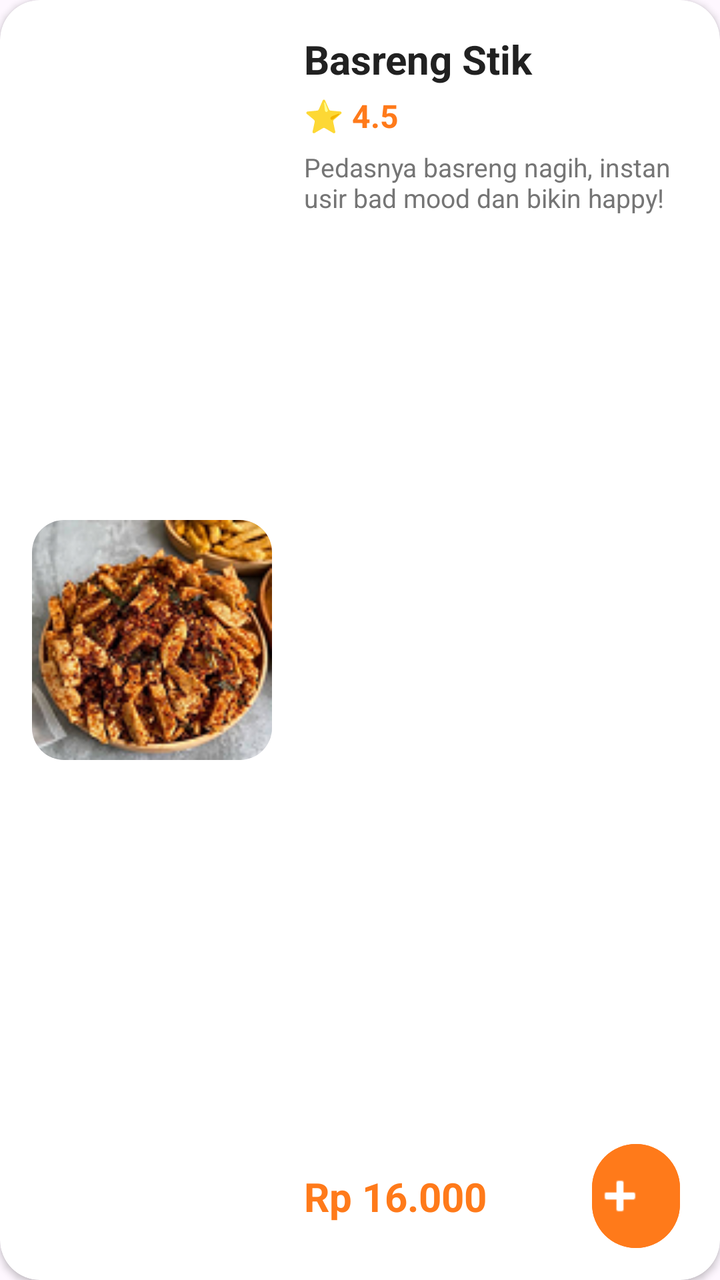
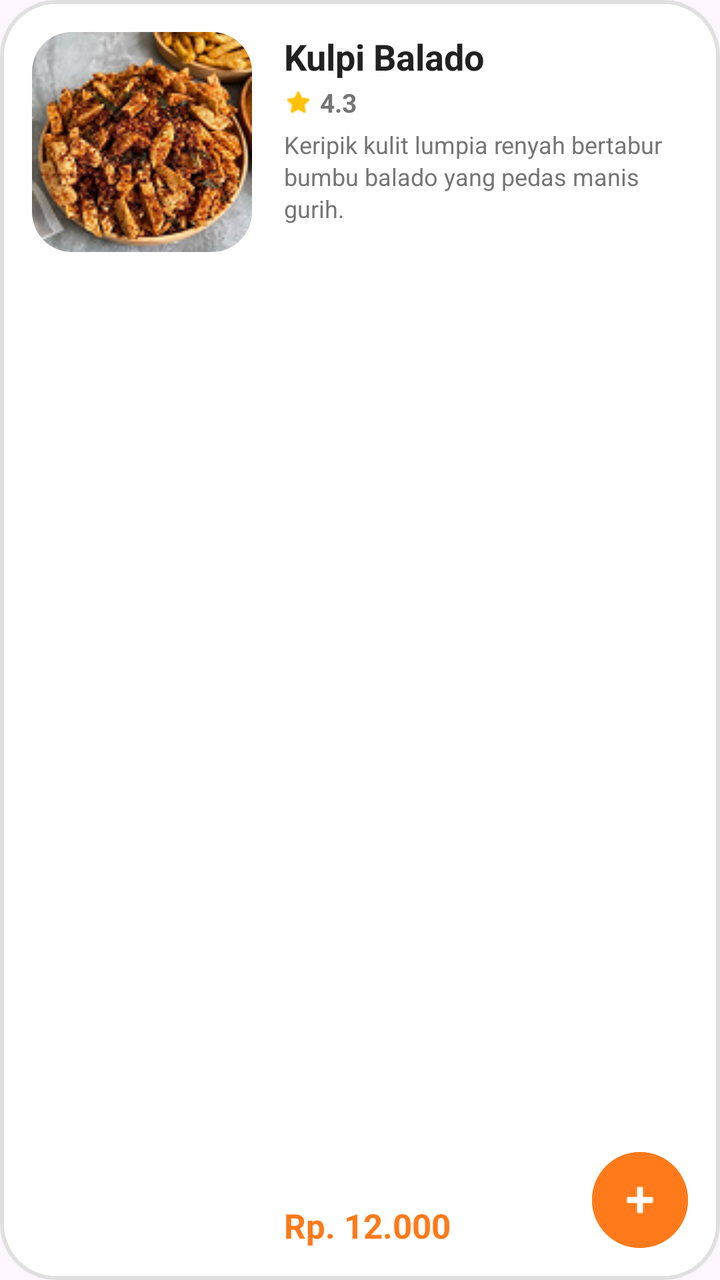

Two renders of the same Android screen: before a commit and after it. Below are the layout's source before the change and the commit's diff.
<!-- AndroidManifest.xml: application theme Theme.Cemil_feels -->
<!-- res/layout/item_snack.xml -->
<?xml version="1.0" encoding="utf-8"?>
<com.google.android.material.card.MaterialCardView xmlns:android="http://schemas.android.com/apk/res/android"
    xmlns:app="http://schemas.android.com/apk/res-auto"
    xmlns:tools="http://schemas.android.com/tools"
    android:layout_width="match_parent"
    android:layout_height="match_parent"
    android:layout_marginHorizontal="4dp"
    android:layout_marginVertical="8dp"
    app:cardCornerRadius="20dp"
    app:cardElevation="2dp"
    app:strokeWidth="0dp"
    app:cardBackgroundColor="#FFFFFF">

    <androidx.constraintlayout.widget.ConstraintLayout
        android:layout_width="match_parent"
        android:layout_height="match_parent"
        android:padding="16dp">

        
        <com.google.android.material.card.MaterialCardView
            android:id="@+id/card_snack_img"
            android:layout_width="120dp"
            android:layout_height="120dp"
            app:cardCornerRadius="16dp"
            app:cardElevation="0dp"
            app:strokeWidth="0dp"
            app:layout_constraintBottom_toBottomOf="parent"
            app:layout_constraintStart_toStartOf="parent"
            app:layout_constraintTop_toTopOf="parent">
            
            <ImageView
                android:id="@+id/iv_snack_image"
                android:layout_width="match_parent"
                android:layout_height="match_parent"
                android:scaleType="centerCrop"
                android:src="@drawable/basreng_stik"
                tools:ignore="ContentDescription" />
        </com.google.android.material.card.MaterialCardView>

        
        <LinearLayout
            android:id="@+id/content_container"
            android:layout_width="0dp"
            android:layout_height="0dp"
            android:layout_marginStart="16dp"
            android:orientation="vertical"
            app:layout_constraintEnd_toEndOf="parent"
            app:layout_constraintStart_toEndOf="@id/card_snack_img"
            app:layout_constraintTop_toTopOf="parent"
            app:layout_constraintBottom_toTopOf="@id/bottom_row">

            
            <TextView
                android:id="@+id/tv_snack_name"
                android:layout_width="match_parent"
                android:layout_height="wrap_content"
                android:ellipsize="end"
                android:maxLines="1"
                android:text="Basreng Stik"
                android:textColor="#212121"
                android:textSize="20sp"
                android:textStyle="bold" />

            
            <TextView
                android:id="@+id/tv_snack_rating"
                android:layout_width="wrap_content"
                android:layout_height="wrap_content"
                android:layout_marginTop="4dp"
                android:text="⭐ 4.5"
                android:textColor="#FF7A1A"
                android:textSize="16sp"
                android:textStyle="bold" />

            
            <TextView
                android:id="@+id/tv_snack_description"
                android:layout_width="match_parent"
                android:layout_height="wrap_content"
                android:layout_marginTop="6dp"
                android:ellipsize="end"
                android:maxLines="2"
                android:text="Pedasnya basreng nagih, instan usir bad mood dan bikin happy!"
                android:textColor="#757575"
                android:textSize="13sp" />
        </LinearLayout>

        <androidx.constraintlayout.widget.ConstraintLayout
            android:id="@+id/bottom_row"
            android:layout_width="0dp"
            android:layout_height="wrap_content"
            android:layout_marginStart="16dp"
            app:layout_constraintBottom_toBottomOf="parent"
            app:layout_constraintEnd_toEndOf="parent"
            app:layout_constraintStart_toEndOf="@id/card_snack_img">

            
            <TextView
                android:id="@+id/tv_snack_price"
                android:layout_width="0dp"
                android:layout_height="wrap_content"
                android:text="Rp 16.000"
                android:textColor="#FF7A1A"
                android:textSize="20sp"
                android:textStyle="bold"
                android:maxLines="1"
                android:ellipsize="none"
                app:layout_constraintBottom_toBottomOf="parent"
                app:layout_constraintEnd_toStartOf="@+id/btn_add_snack"
                app:layout_constraintStart_toStartOf="parent"
                app:layout_constraintTop_toTopOf="parent"
                android:layout_marginEnd="8dp"/>

            
            <com.google.android.material.button.MaterialButton
                android:id="@+id/btn_add_snack"
                style="@style/Widget.Material3.Button.IconButton.Filled"
                android:layout_width="52dp"
                android:layout_height="52dp"
                android:backgroundTint="#FF7A1A"
                app:cornerRadius="26dp"
                android:padding="0dp"
                android:insetTop="0dp"
                android:insetBottom="0dp"
                app:icon="@android:drawable/ic_input_add"
                app:iconSize="28dp"
                app:iconTint="@android:color/white"
                app:layout_constraintBottom_toBottomOf="parent"
                app:layout_constraintEnd_toEndOf="parent"
                app:layout_constraintTop_toTopOf="parent"
                tools:ignore="ContentDescription" />

        </androidx.constraintlayout.widget.ConstraintLayout>

    </androidx.constraintlayout.widget.ConstraintLayout>
</com.google.android.material.card.MaterialCardView>
<!-- resources referenced by this layout -->
<resources>
  <!-- drawable basreng_stik: png bitmap (drawable, 32994 bytes) -->
  <style name="Theme.Cemil_feels" parent="Base.Theme.Cemil_feels" />
  <style name="Base.Theme.Cemil_feels" parent="Theme.Material3.DayNight.NoActionBar">
          
          
      </style>
</resources>

<!-- the commit's change to res/layout/item_snack.xml (unified diff, before → after) -->
@@ -4,11 +4,11 @@
     xmlns:tools="http://schemas.android.com/tools"
     android:layout_width="match_parent"
     android:layout_height="match_parent"
-    android:layout_marginHorizontal="4dp"
-    android:layout_marginVertical="8dp"
-    app:cardCornerRadius="20dp"
-    app:cardElevation="2dp"
-    app:strokeWidth="0dp"
+    android:minHeight="160dp"
+    app:cardCornerRadius="28dp"
+    app:cardElevation="3dp"
+    app:strokeWidth="2dp"
+    app:strokeColor="#E0E0E0"
     app:cardBackgroundColor="#FFFFFF">
 
     <androidx.constraintlayout.widget.ConstraintLayout
@@ -19,15 +19,14 @@
         
         <com.google.android.material.card.MaterialCardView
             android:id="@+id/card_snack_img"
-            android:layout_width="120dp"
-            android:layout_height="120dp"
-            app:cardCornerRadius="16dp"
+            android:layout_width="110dp"
+            android:layout_height="110dp"
+            app:cardCornerRadius="20dp"
             app:cardElevation="0dp"
             app:strokeWidth="0dp"
-            app:layout_constraintBottom_toBottomOf="parent"
             app:layout_constraintStart_toStartOf="parent"
             app:layout_constraintTop_toTopOf="parent">
-            
+
             <ImageView
                 android:id="@+id/iv_snack_image"
                 android:layout_width="match_parent"
@@ -38,99 +37,105 @@
         </com.google.android.material.card.MaterialCardView>
 
         
-        <LinearLayout
-            android:id="@+id/content_container"
+        <TextView
+            android:id="@+id/tv_snack_name"
             android:layout_width="0dp"
-            android:layout_height="0dp"
+            android:layout_height="wrap_content"
             android:layout_marginStart="16dp"
-            android:orientation="vertical"
+            android:ellipsize="end"
+            android:maxLines="1"
+            android:text="Kulpi Balado"
+            android:textColor="#212121"
+            android:textSize="18sp"
+            android:textStyle="bold"
             app:layout_constraintEnd_toEndOf="parent"
             app:layout_constraintStart_toEndOf="@id/card_snack_img"
-            app:layout_constraintTop_toTopOf="parent"
-            app:layout_constraintBottom_toTopOf="@id/bottom_row">
+            app:layout_constraintTop_toTopOf="parent" />
 
-            
-            <TextView
-                android:id="@+id/tv_snack_name"
-                android:layout_width="match_parent"
-                android:layout_height="wrap_content"
-                android:ellipsize="end"
-                android:maxLines="1"
-                android:text="Basreng Stik"
-                android:textColor="#212121"
-                android:textSize="20sp"
-                android:textStyle="bold" />
+        
+        <LinearLayout
+            android:id="@+id/layout_rating"
+            android:layout_width="wrap_content"
+            android:layout_height="wrap_content"
+            android:layout_marginStart="16dp"
+            android:layout_marginTop="2dp"
+            android:gravity="center_vertical"
+            android:orientation="horizontal"
+            app:layout_constraintStart_toEndOf="@id/card_snack_img"
+            app:layout_constraintTop_toBottomOf="@id/tv_snack_name">
 
-            
+            <ImageView
+                android:layout_width="14dp"
+                android:layout_height="14dp"
+                android:src="@android:drawable/btn_star_big_on"
+                app:tint="#FFC107"
+                tools:ignore="ContentDescription" />
+
             <TextView
                 android:id="@+id/tv_snack_rating"
                 android:layout_width="wrap_content"
                 android:layout_height="wrap_content"
-                android:layout_marginTop="4dp"
-                android:text="⭐ 4.5"
-                android:textColor="#FF7A1A"
-                android:textSize="16sp"
+                android:layout_marginStart="4dp"
+                android:text="4.3"
+                android:textColor="#757575"
+                android:textSize="13sp"
                 android:textStyle="bold" />
-
-            
-            <TextView
-                android:id="@+id/tv_snack_description"
-                android:layout_width="match_parent"
-                android:layout_height="wrap_content"
-                android:layout_marginTop="6dp"
-                android:ellipsize="end"
-                android:maxLines="2"
-                android:text="Pedasnya basreng nagih, instan usir bad mood dan bikin happy!"
-                android:textColor="#757575"
-                android:textSize="13sp" />
         </LinearLayout>
 
-        <androidx.constraintlayout.widget.ConstraintLayout
-            android:id="@+id/bottom_row"
+        
+        <TextView
+            android:id="@+id/tv_snack_description"
             android:layout_width="0dp"
+            android:layout_height="0dp"
+            android:layout_marginStart="16dp"
+            android:layout_marginTop="4dp"
+            android:layout_marginEnd="8dp"
+            android:layout_marginBottom="4dp"
+            android:ellipsize="end"
+            android:maxLines="4"
+            android:text="Keripik kulit lumpia renyah bertabur bumbu balado yang pedas manis gurih."
+            android:textColor="#757575"
+            android:textSize="12sp"
+            android:lineSpacingExtra="2dp"
+            app:layout_constraintBottom_toTopOf="@id/tv_snack_price"
+            app:layout_constraintEnd_toEndOf="parent"
+            app:layout_constraintStart_toEndOf="@id/card_snack_img"
+            app:layout_constraintTop_toBottomOf="@id/layout_rating" />
+
+        
+        <TextView
+            android:id="@+id/tv_snack_price"
+            android:layout_width="wrap_content"
             android:layout_height="wrap_content"
             android:layout_marginStart="16dp"
+            android:text="Rp. 12.000"
+            android:textColor="#FF7A1A"
+            android:textSize="17sp"
+            android:textStyle="bold"
+            app:layout_constraintBottom_toBottomOf="parent"
+            app:layout_constraintStart_toEndOf="@id/card_snack_img" />
+
+        
+        <com.google.android.material.button.MaterialButton
+            android:id="@+id/btn_add_snack"
+            style="@style/Widget.Material3.Button.IconButton.Filled"
+            android:layout_width="48dp"
+            android:layout_height="48dp"
+            android:backgroundTint="#FF7A1A"
+            app:rippleColor="#80FFFFFF"
+            android:padding="0dp"
+            android:insetTop="0dp"
+            android:insetBottom="0dp"
+            android:insetLeft="0dp"
+            android:insetRight="0dp"
+            app:cornerRadius="24dp"
+            app:icon="@android:drawable/ic_input_add"
+            app:iconSize="24dp"
+            app:iconTint="@android:color/white"
+            app:iconGravity="textStart"
             app:layout_constraintBottom_toBottomOf="parent"
             app:layout_constraintEnd_toEndOf="parent"
-            app:layout_constraintStart_toEndOf="@id/card_snack_img">
-
-            
-            <TextView
-                android:id="@+id/tv_snack_price"
-                android:layout_width="0dp"
-                android:layout_height="wrap_content"
-                android:text="Rp 16.000"
-                android:textColor="#FF7A1A"
-                android:textSize="20sp"
-                android:textStyle="bold"
-                android:maxLines="1"
-                android:ellipsize="none"
-                app:layout_constraintBottom_toBottomOf="parent"
-                app:layout_constraintEnd_toStartOf="@+id/btn_add_snack"
-                app:layout_constraintStart_toStartOf="parent"
-                app:layout_constraintTop_toTopOf="parent"
-                android:layout_marginEnd="8dp"/>
-
-            
-            <com.google.android.material.button.MaterialButton
-                android:id="@+id/btn_add_snack"
-                style="@style/Widget.Material3.Button.IconButton.Filled"
-                android:layout_width="52dp"
-                android:layout_height="52dp"
-                android:backgroundTint="#FF7A1A"
-                app:cornerRadius="26dp"
-                android:padding="0dp"
-                android:insetTop="0dp"
-                android:insetBottom="0dp"
-                app:icon="@android:drawable/ic_input_add"
-                app:iconSize="28dp"
-                app:iconTint="@android:color/white"
-                app:layout_constraintBottom_toBottomOf="parent"
-                app:layout_constraintEnd_toEndOf="parent"
-                app:layout_constraintTop_toTopOf="parent"
-                tools:ignore="ContentDescription" />
-
-        </androidx.constraintlayout.widget.ConstraintLayout>
+            tools:ignore="ContentDescription" />
 
     </androidx.constraintlayout.widget.ConstraintLayout>
 </com.google.android.material.card.MaterialCardView>
